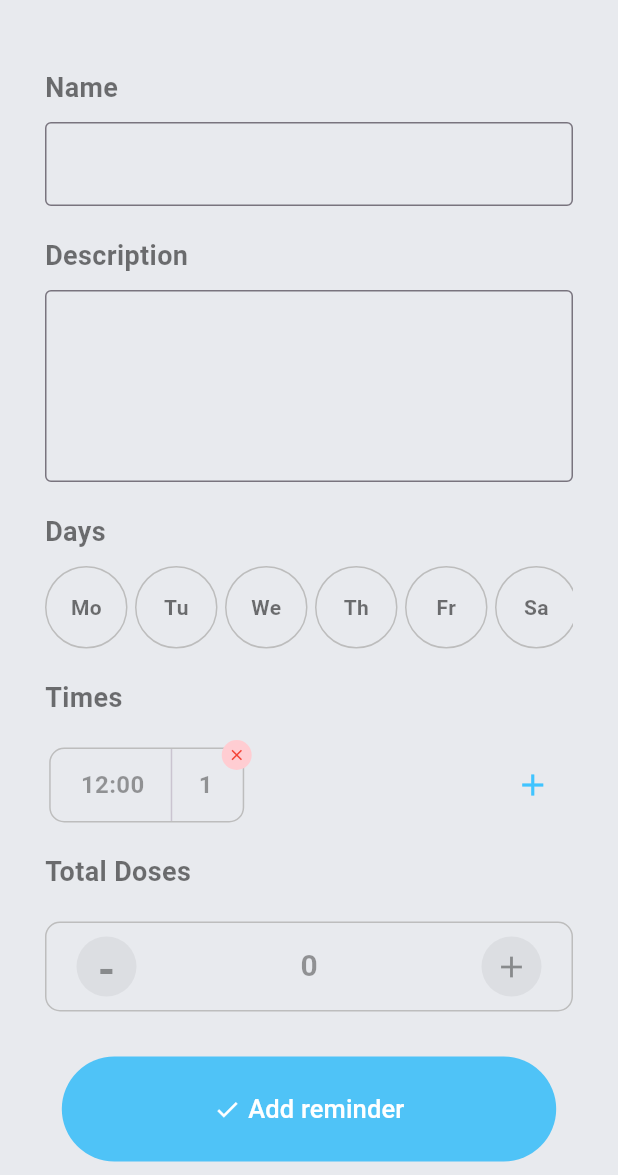
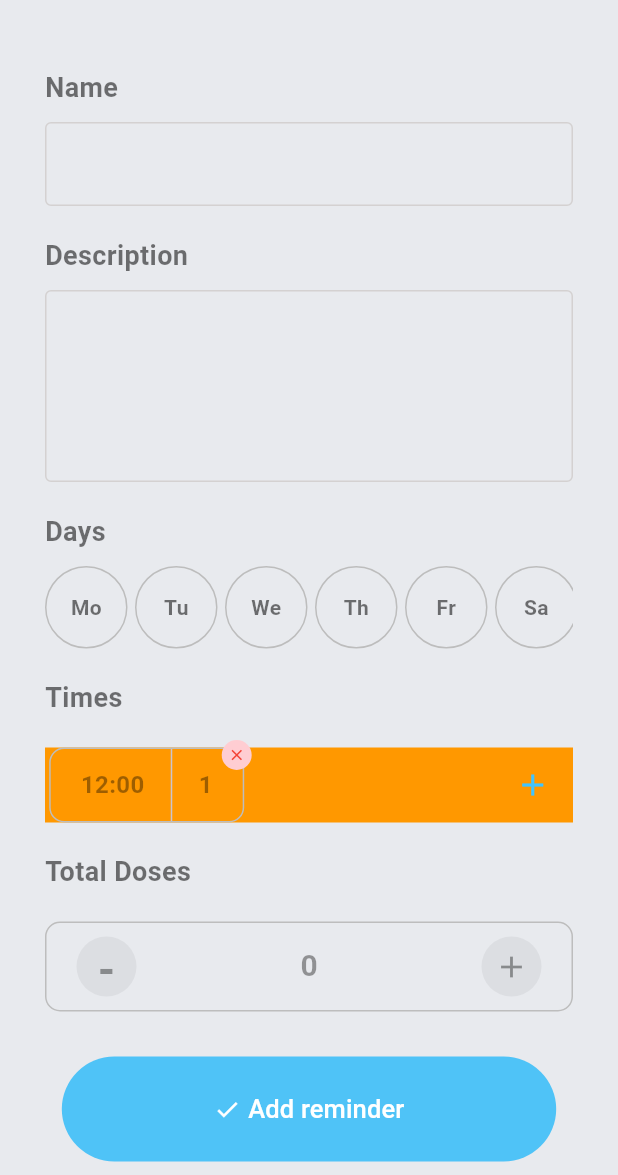
Before and after one commit to Soulaiman-sys/Pill-reminder, a Flutter app: the NewPillReminder screen opened directly, on a phone screen of 412 x 824 dp, the part 61-1236 px from its top. Run offline on Flutter 3.47's test engine with Material 3 defaults, Android fonts, the phone set to English and light mode, and no system bars.

Commit message:
fix: border style of text fiels

```diff
--- a/lib/new_pill_reminder.dart
+++ b/lib/new_pill_reminder.dart
@@ -35,6 +35,7 @@ class _NewPillReminderState extends State<NewPillReminder> {
                   SizedBox(height: 10,),
                   TextFormField(
                     decoration: InputDecoration(
+                      enabledBorder: const OutlineInputBorder(borderSide: BorderSide(color: Color.fromARGB(255, 212, 209, 209))),
                       border: const OutlineInputBorder(borderSide: BorderSide(color: Color.fromARGB(255, 212, 209, 209))),
                       focusedBorder:  const OutlineInputBorder(borderSide: BorderSide(color: Color.fromARGB(255, 212, 209, 209)),),
                   )),
@@ -44,8 +45,9 @@ class _NewPillReminderState extends State<NewPillReminder> {
                   TextFormField(
                     maxLines: 4,
                     decoration: InputDecoration(
-                      border: const OutlineInputBorder(borderSide: BorderSide(color: Colors.grey)),
-                      focusedBorder:  const OutlineInputBorder(borderSide: BorderSide(color: Colors.grey)),
+                      border: const OutlineInputBorder(borderSide: BorderSide(color: Color.fromARGB(255, 212, 209, 209))),
+                      focusedBorder:  const OutlineInputBorder(borderSide: BorderSide(color: Color.fromARGB(255, 212, 209, 209))),
+                      enabledBorder: const OutlineInputBorder(borderSide: BorderSide(color: Color.fromARGB(255, 212, 209, 209))),
                     ),
                   ),
                   SizedBox(height: 20,),
@@ -89,6 +91,7 @@ class _NewPillReminderState extends State<NewPillReminder> {
                   Align(alignment: Alignment.centerLeft,child: Text('Times',style: TextStyle(fontWeight: FontWeight.bold,fontSize: 18,color: Colors.black54),textAlign: TextAlign.start,)),
                   SizedBox(height: 20,),
                   Container(
+                    color: Colors.orange,
                     constraints: BoxConstraints(maxHeight: 70),
                     width: double.infinity,
                     child: Row(
@@ -98,7 +101,6 @@ class _NewPillReminderState extends State<NewPillReminder> {
                         SingleChildScrollView( scrollDirection: Axis.horizontal,child: Container(
                           constraints: BoxConstraints(maxHeight: 50),
                           width: MediaQuery.of(context).size.width *.7,
-
                           child: ListView.separated(scrollDirection: Axis.horizontal,itemBuilder: (ctx,index)=> TimeComponent(
                             onClick: () async{
                               final TimeOfDay? pickedTime = await showTimePicker(builder: (ctx,child){
```
Also changed, not shown: lib/setting.dart (+7 -4 lines).
